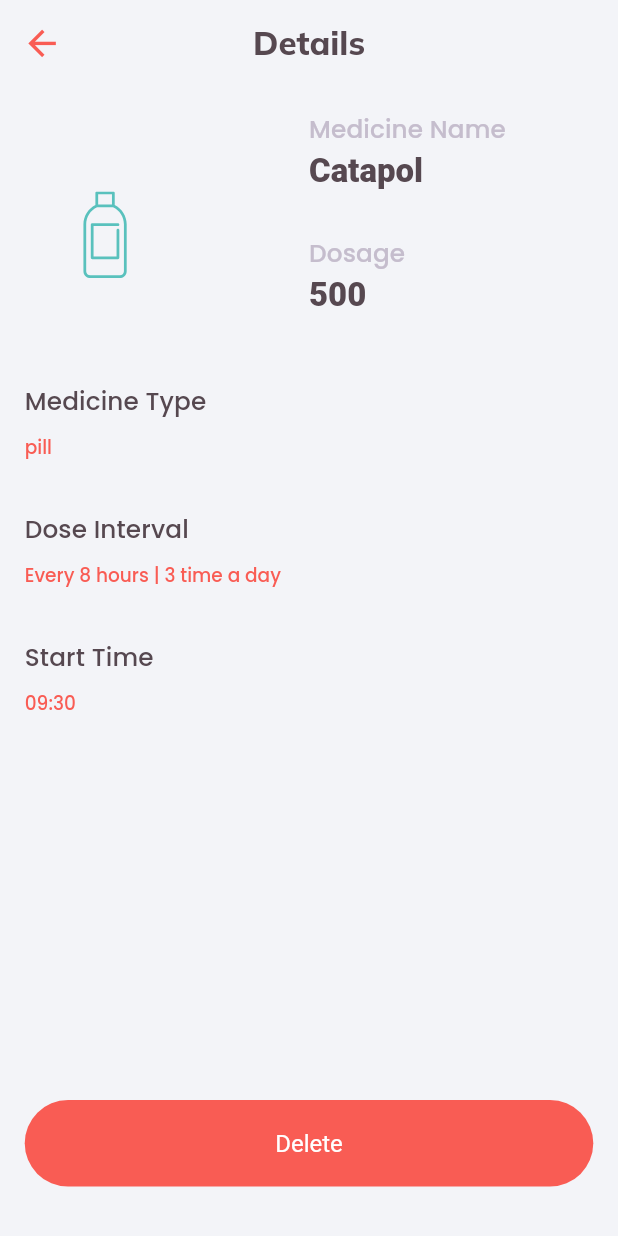
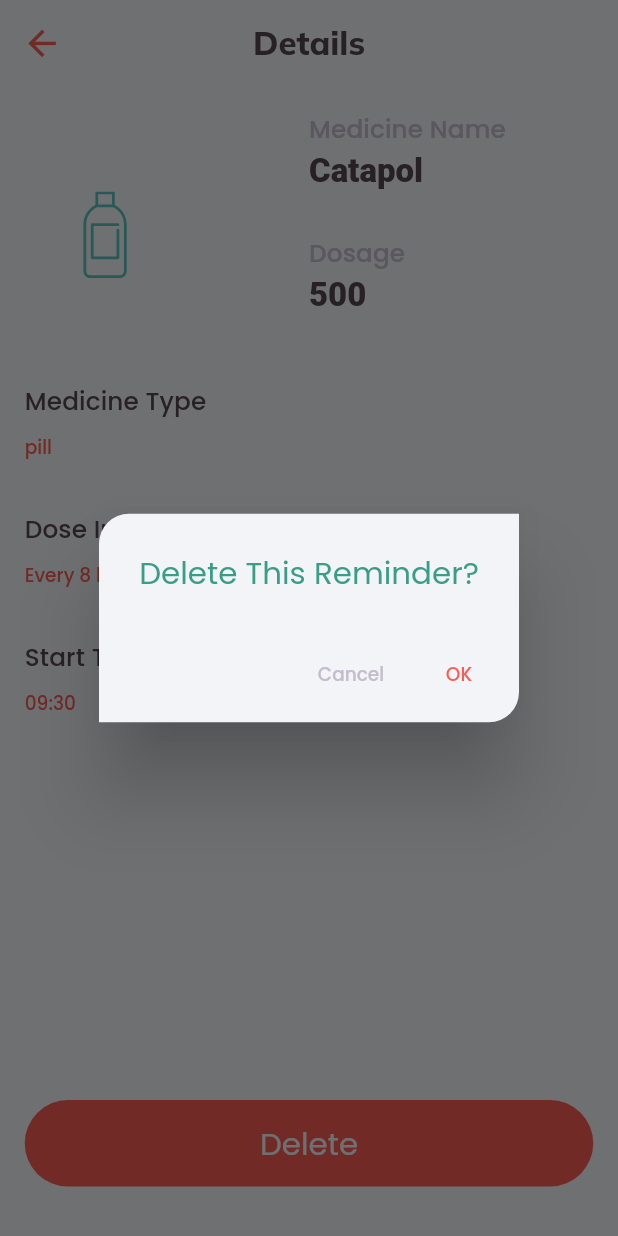
Before and after one commit to yamnizero/pill_medicine2023, a Flutter app: the MedicineDetails screen opened directly, after a tap on "Delete", on a phone screen of 412 x 824 dp. Run offline on Flutter 3.47's test engine with Material 2 defaults, Android fonts, the phone set to English and light mode, and no system bars; our stand-ins replace flutter_svg, google_fonts, rxdart, sizer.

Commit message:
details 2

```diff
--- a/lib/main.dart
+++ b/lib/main.dart
@@ -76,6 +76,10 @@ class _MyAppState extends State<MyApp> {
                     letterSpacing: 1.0,
                     color: kTextColor,
                   ),
+                  subtitle1: GoogleFonts.poppins(
+                    fontSize: 15.sp,
+                    color: kPrimaryColor,
+                  ),
                   subtitle2: GoogleFonts.poppins(
                     fontSize: 12.sp,
                     color: kTextLightColor,
--- a/lib/pages/medicine_details/medicine_details.dart
+++ b/lib/pages/medicine_details/medicine_details.dart
@@ -1,3 +1,4 @@
+
 import 'package:flutter/material.dart';
 import 'package:flutter_svg/flutter_svg.dart';
 import 'package:pill_medicine/constants.dart';
@@ -36,10 +37,13 @@ class _MedicineDetailsState extends State<MedicineDetails> {
                 ),
                 child:  Text(
                   "Delete",
-                  style: Theme.of(context).textTheme.subtitle1,
+                  style: Theme.of(context).textTheme.subtitle1!.copyWith(
+                    color: kScaffoldColor
+                  ),
                 ),
                 onPressed: () {
                   //open  alert dialog box ,
+                  openAlertBox(context);
                 },
               ),
             ),
@@ -47,6 +51,51 @@ class _MedicineDetailsState extends State<MedicineDetails> {
           ],
         ),
       ),
+    );
+  }
+
+  openAlertBox(BuildContext context) {
+    return showDialog(
+      context: context,
+      builder: (context) {
+        return AlertDialog(
+          backgroundColor: kScaffoldColor,
+          shape: const RoundedRectangleBorder(
+            borderRadius: BorderRadius.only(
+              topLeft: Radius.circular(20.0),
+              bottomRight: Radius.circular(20.0),
+            ),
+          ),
+          contentPadding: EdgeInsets.only(top: 1.h),
+          title: Text(
+            'Delete This Reminder?',
+            textAlign: TextAlign.center,
+            style: Theme.of(context).textTheme.subtitle1,
+          ),
+          actions: [
+            TextButton(
+              onPressed: () {
+                Navigator.of(context).pop();
+              },
+              child: Text(
+                'Cancel',
+                style: Theme.of(context).textTheme.caption,
+              ),
+            ),
+            TextButton(
+              onPressed: () {
+                // global block  to delete medicine ,
+              },
+              child: Text(
+                'OK',
+                style: Theme.of(context).textTheme.caption!.copyWith(
+                  color: kSeconderColor
+                ),
+              ),
+            ),
+          ],
+        );
+      },
     );
   }
 }
```
Also changed, not shown: lib/pages/new_entry/new_entry_page.dart (+9 -3 lines).
